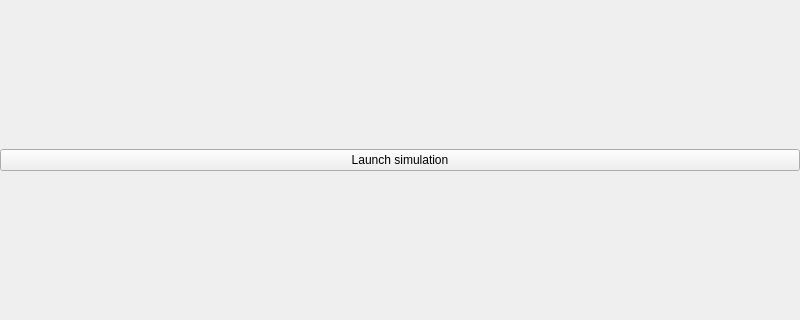
Qt form editwindow.ui (Pavel-by/defferential_cw) before a commit; both pictures show x 0 to 800 and y 140 to 460 of the 800 by 600 pixel window.
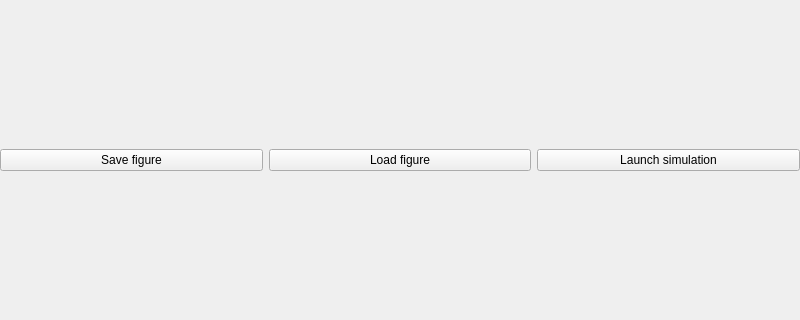
The same form after that commit.

Commit message: add save/load for figures

What changed in the file:
```diff
--- a/editwindow.ui
+++ b/editwindow.ui
@@ -32,7 +32,21 @@
       <item>
        <layout class="QHBoxLayout" name="horizontalLayout">
         <item>
-         <widget class="QPushButton" name="pushButton">
+         <widget class="QPushButton" name="saveFigureButton">
+          <property name="text">
+           <string>Save figure</string>
+          </property>
+         </widget>
+        </item>
+        <item>
+         <widget class="QPushButton" name="loadFigureButton">
+          <property name="text">
+           <string>Load figure</string>
+          </property>
+         </widget>
+        </item>
+        <item>
+         <widget class="QPushButton" name="launchSimulationButton">
           <property name="text">
            <string>Launch simulation</string>
           </property>
```
The commit also changes 9 other files.
